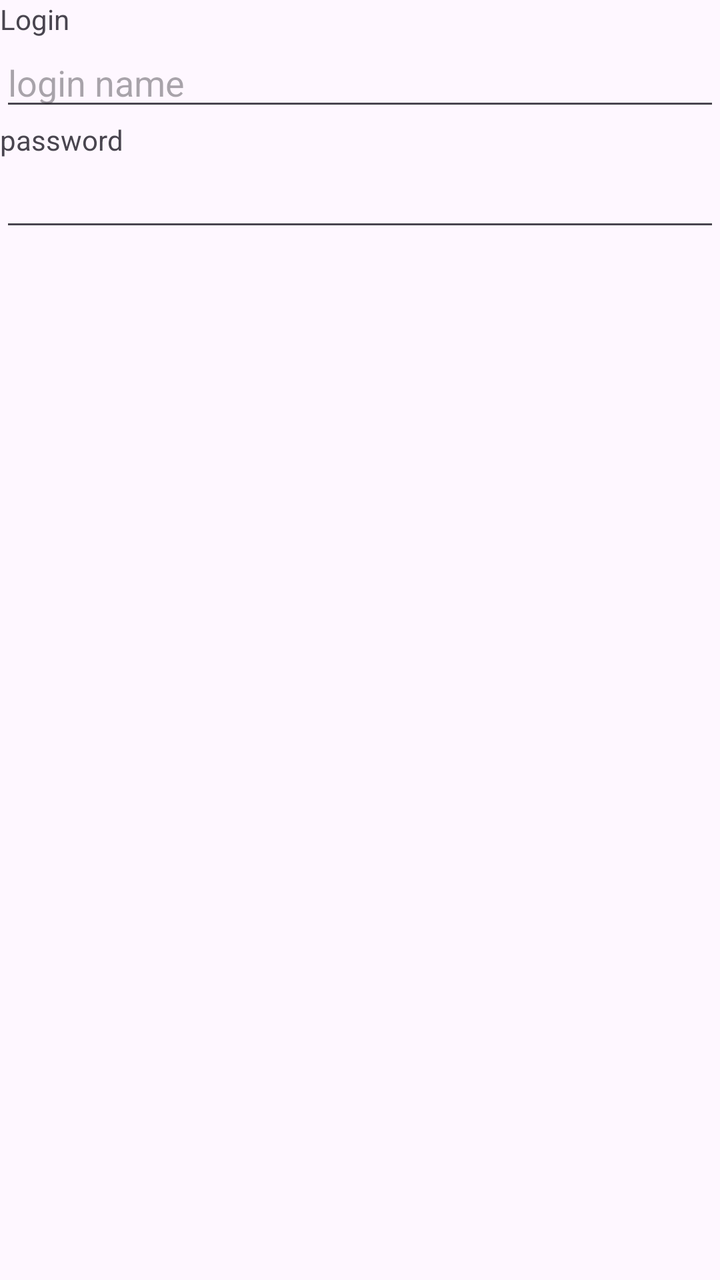
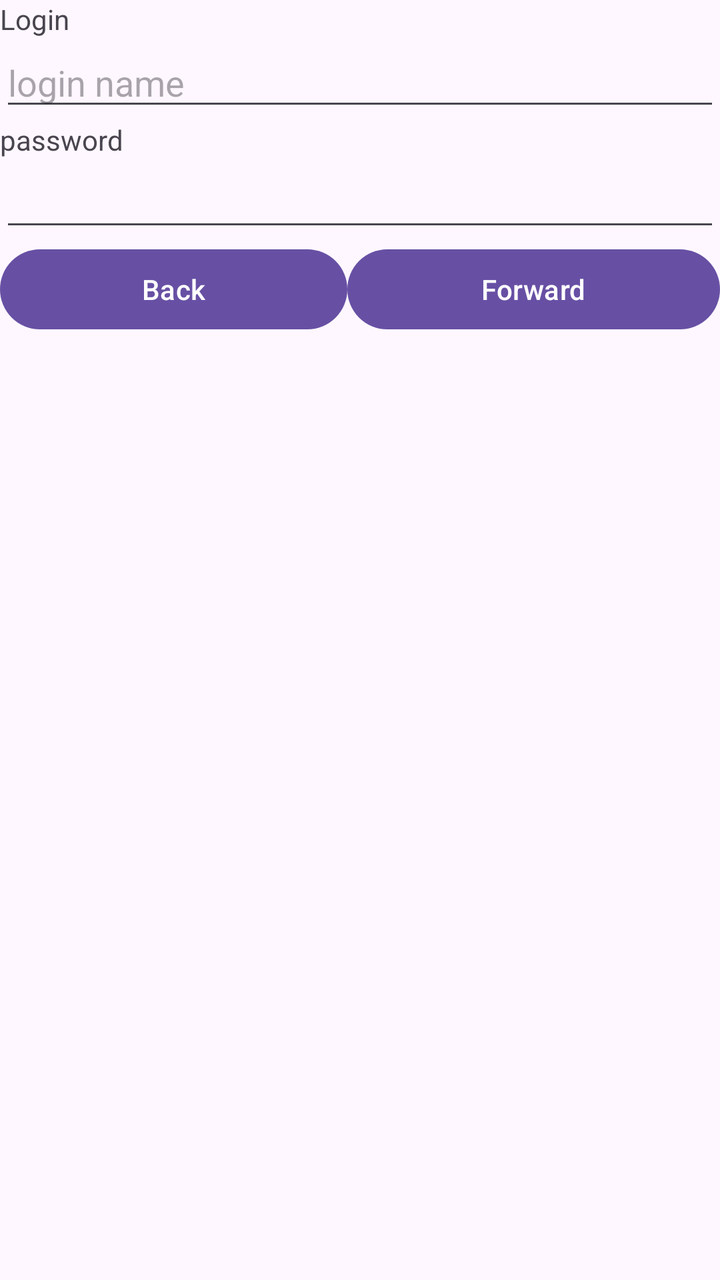

The first picture is an Android layout as it rendered before a commit; the second is the same layout after the commit. The layout source and the unified diff follow.
<!-- AndroidManifest.xml: application theme Theme.AndroidAssignments -->
<!-- res/layout/activity_login.xml -->
<?xml version="1.0" encoding="utf-8"?>
<LinearLayout xmlns:android="http://schemas.android.com/apk/res/android"
    xmlns:app="http://schemas.android.com/apk/res-auto"
    xmlns:tools="http://schemas.android.com/tools"
    android:id="@+id/main"
    android:orientation="vertical"
    android:layout_width="match_parent"
    android:layout_height="match_parent"
    tools:context=".LoginActivity">
    <TextView
        android:layout_width="wrap_content"
        android:layout_height="wrap_content"
        android:text="@string/login_text">

    </TextView>

    <EditText
        android:layout_width="match_parent"
        android:layout_height="wrap_content"
        android:hint="@string/loginHint"
        android:inputType="textEmailAddress">

    </EditText>
    
    <TextView
        android:layout_width="wrap_content"
        android:layout_height="wrap_content"
        android:text="@string/password_text">

    </TextView>
    <EditText
        android:layout_width="match_parent"
        android:layout_height="wrap_content"
        android:inputType="textPassword">

    </EditText>
</LinearLayout>
<!-- resources referenced by this layout -->
<resources>
  <string name="loginHint">login name</string>
  <string name="login_text">Login</string>
  <string name="password_text">password</string>
  <style name="Theme.AndroidAssignments" parent="Base.Theme.AndroidAssignments" />
  <style name="Base.Theme.AndroidAssignments" parent="Theme.Material3.DayNight.NoActionBar">
          
          
      </style>
</resources>

<!-- the commit's change to res/layout/activity_login.xml (unified diff, before → after) -->
@@ -34,4 +34,26 @@
         android:inputType="textPassword">
 
     </EditText>
+
+    <LinearLayout
+        android:layout_width="match_parent"
+        android:layout_height="match_parent"
+        android:orientation="horizontal">
+
+        <Button
+            android:id="@+id/button2"
+            android:layout_width="wrap_content"
+            android:layout_height="wrap_content"
+            android:layout_weight="1"
+            android:onClick="Back"
+            android:text="Back" />
+
+        <Button
+            android:id="@+id/button3"
+            android:layout_width="wrap_content"
+            android:layout_height="wrap_content"
+            android:layout_weight="1"
+            android:onClick="Forward"
+            android:text="Forward" />
+    </LinearLayout>
 </LinearLayout>
